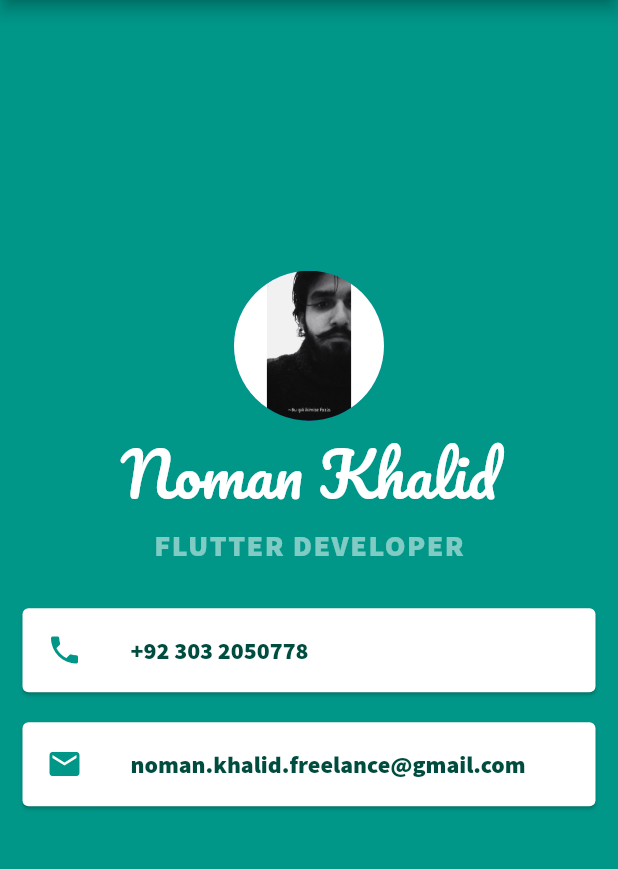
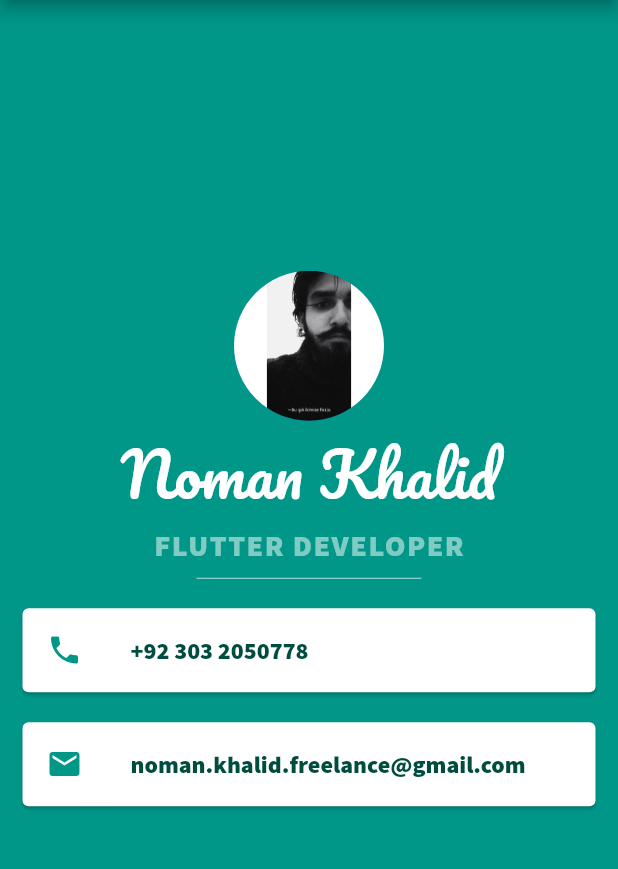
Before and after one commit to dev-nomi/MiCardApp, a Flutter app: the screen it shows after launch, on a phone screen of 412 x 824 dp, the part 84-953 px from its top. Run offline on Flutter 3.47's test engine with Material 2 defaults, Android fonts, the phone set to English and light mode, and no system bars.

Commit message:
Insert divider into my app

```diff
--- a/lib/main.dart
+++ b/lib/main.dart
@@ -50,6 +50,10 @@ class MyApp extends StatelessWidget {
                 ),
                 SizedBox(
                   height: 20.0,
+                  width: 150.0,
+                  child: Divider(
+                    color: Colors.teal[100],
+                  ),
                 ),
                 Card(
                   color: Colors.white,
@@ -95,5 +99,5 @@ class MyApp extends StatelessWidget {
           )
         ),
       );
-  }
-}
+  }//build
+}//Myapp
```
